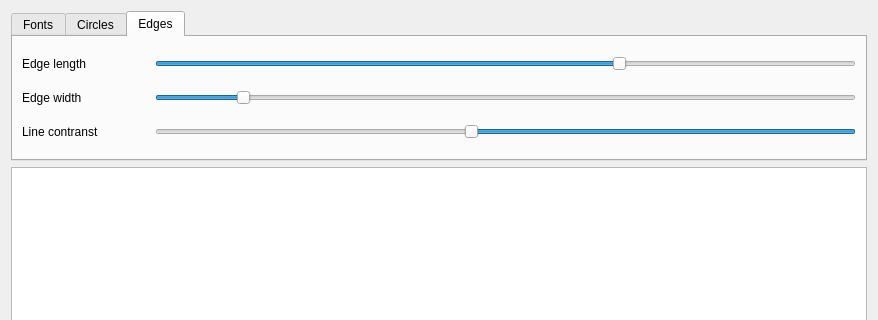
Qt form src/ui/displayconfig.ui (printedheart/synonym) before a commit; both pictures show x 0 to 878 and y 0 to 320 of the 878 by 697 pixel window.
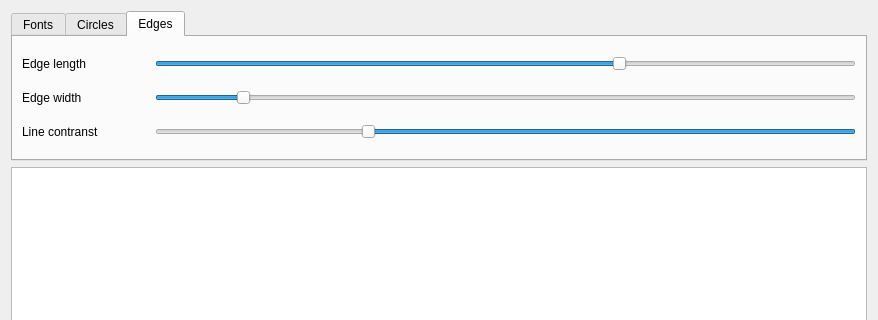
The same form after that commit. The open tabs and pages were chosen to show the change.

Commit message: Set minimum edge contrast to large value

Diff of the .ui file:
```diff
--- a/src/ui/displayconfig.ui
+++ b/src/ui/displayconfig.ui
@@ -329,7 +329,7 @@
        <item row="2" column="2" >
         <widget class="QSlider" name="lineContrastSlider" >
          <property name="maximum" >
-          <number>255</number>
+          <number>200</number>
          </property>
          <property name="value" >
           <number>140</number>
```
Left out of the diff: 2 changed lines with no effect on the pictures.
